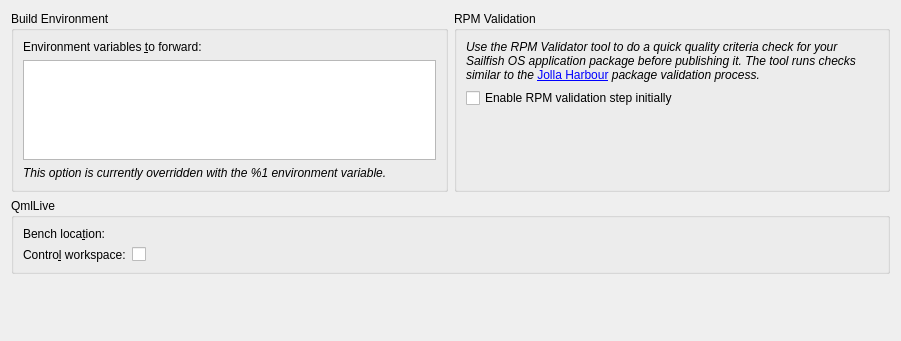
Before: the Qt Designer form src/plugins/mer/mergeneraloptionswidget.ui in sailfishos/sailfish-qtcreator, drawn with Qt 5.
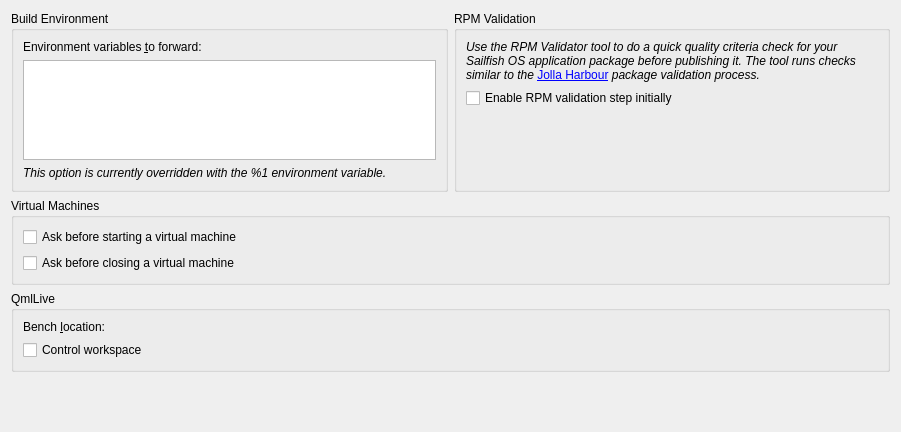
After: the same form once the commit is applied. Custom widgets are drawn as their Qt base class.

Commit message:
Mer: Ask before starting/closing VM optionally
Add a "Do not ask again" checkbox to question boxes asking
if starting/closing a VM is OK.

Diff of the .ui file:
```diff
--- a/src/plugins/mer/mergeneraloptionswidget.ui
+++ b/src/plugins/mer/mergeneraloptionswidget.ui
@@ -7,13 +7,13 @@
     <x>0</x>
     <y>0</y>
     <width>901</width>
-    <height>341</height>
+    <height>432</height>
    </rect>
   </property>
   <property name="windowTitle">
    <string>Form</string>
   </property>
-  <layout class="QVBoxLayout" name="verticalLayout_3" stretch="0,0,1">
+  <layout class="QVBoxLayout" name="verticalLayout_3" stretch="0,0,0,1">
    <item>
     <layout class="QHBoxLayout" name="horizontalLayout">
      <item>
@@ -111,6 +111,35 @@
      </item>
     </layout>
    </item>
+   <item>
+    <widget class="QGroupBox" name="groupBox">
+     <property name="title">
+      <string>Virtual Machines</string>
+     </property>
+     <layout class="QVBoxLayout" name="verticalLayout_4">
+      <item>
+       <widget class="QCheckBox" name="askBeforeStartingVmCheckBox">
+        <property name="toolTip">
+         <string>&lt;html&gt;&lt;head/&gt;&lt;body&gt;&lt;p&gt;Applies to starting a Sailfish OS build engine or emulator virtual machine during build, deploy or run step execution.&lt;/p&gt;&lt;/body&gt;&lt;/html&gt;</string>
+        </property>
+        <property name="text">
+         <string>Ask before starting a virtual machine</string>
+        </property>
+       </widget>
+      </item>
+      <item>
+       <widget class="QCheckBox" name="askBeforeClosingVmCheckBox">
+        <property name="toolTip">
+         <string>&lt;html&gt;&lt;head/&gt;&lt;body&gt;&lt;p&gt;Applies to closing a headless Sailfish OS build engine virtual machine when Qt Creator is about to quit.&lt;/p&gt;&lt;/body&gt;&lt;/html&gt;</string>
+        </property>
+        <property name="text">
+         <string>Ask before closing a virtual machine</string>
+        </property>
+       </widget>
+      </item>
+     </layout>
+    </widget>
+   </item>
    <item>
     <widget class="QGroupBox" name="qmlLiveGroupBox">
      <property name="title">
@@ -120,7 +149,7 @@
       <item row="1" column="0">
        <widget class="QLabel" name="benchLocationLabel">
         <property name="text">
-         <string>Bench loca&amp;tion:</string>
+         <string>Bench &amp;location:</string>
         </property>
         <property name="buddy">
          <cstring>benchLocationPathChooser</cstring>
@@ -131,19 +160,6 @@
        <widget class="Utils::PathChooser" name="benchLocationPathChooser" native="true"/>
       </item>
       <item row="2" column="0">
-       <widget class="QLabel" name="benchSyncWorkspaceLabel">
-        <property name="toolTip">
-         <string>Allow Qt Creator to automatically change QmlLive Bench's workspace to match the active run configuration.</string>
-        </property>
-        <property name="text">
-         <string>Contro&amp;l workspace:</string>
-        </property>
-        <property name="buddy">
-         <cstring>benchSyncWorkspaceCheckBox</cstring>
-        </property>
-       </widget>
-      </item>
-      <item row="2" column="1">
        <widget class="QCheckBox" name="benchSyncWorkspaceCheckBox">
         <property name="sizePolicy">
          <sizepolicy hsizetype="MinimumExpanding" vsizetype="Fixed">
@@ -151,6 +167,12 @@
           <verstretch>0</verstretch>
          </sizepolicy>
         </property>
+        <property name="toolTip">
+         <string>&lt;html&gt;&lt;head/&gt;&lt;body&gt;&lt;p&gt;Allow Qt Creator to automatically change QmlLive Bench's workspace to match the active run configuration.&lt;/p&gt;&lt;/body&gt;&lt;/html&gt;</string>
+        </property>
+        <property name="text">
+         <string>Control workspace</string>
+        </property>
        </widget>
       </item>
      </layout>
```
Left out of the diff: 2 changed lines with no effect on the pictures. The commit also changes 5 other files.
